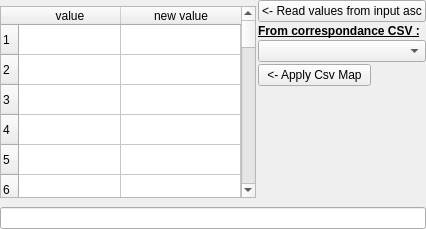
Above: gui/ui/DlgTableReplaceInput.ui from hboussard/chloe_qgis before the change. Below: the same form after it.
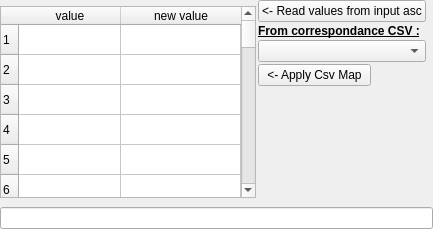
That is the form after the change.

Commit message:
Table replace input panel update
Widget QLineEdit editable, input values max number to 64

Diff of the .ui file:
```diff
--- a/gui/ui/DlgTableReplaceInput.ui
+++ b/gui/ui/DlgTableReplaceInput.ui
@@ -6,7 +6,7 @@
    <rect>
     <x>0</x>
     <y>0</y>
-    <width>388</width>
+    <width>433</width>
     <height>229</height>
    </rect>
   </property>
@@ -218,7 +218,7 @@
         <string/>
        </property>
        <property name="readOnly">
-        <bool>true</bool>
+        <bool>false</bool>
        </property>
       </widget>
      </item>
```
The commit also changes 1 other file.
